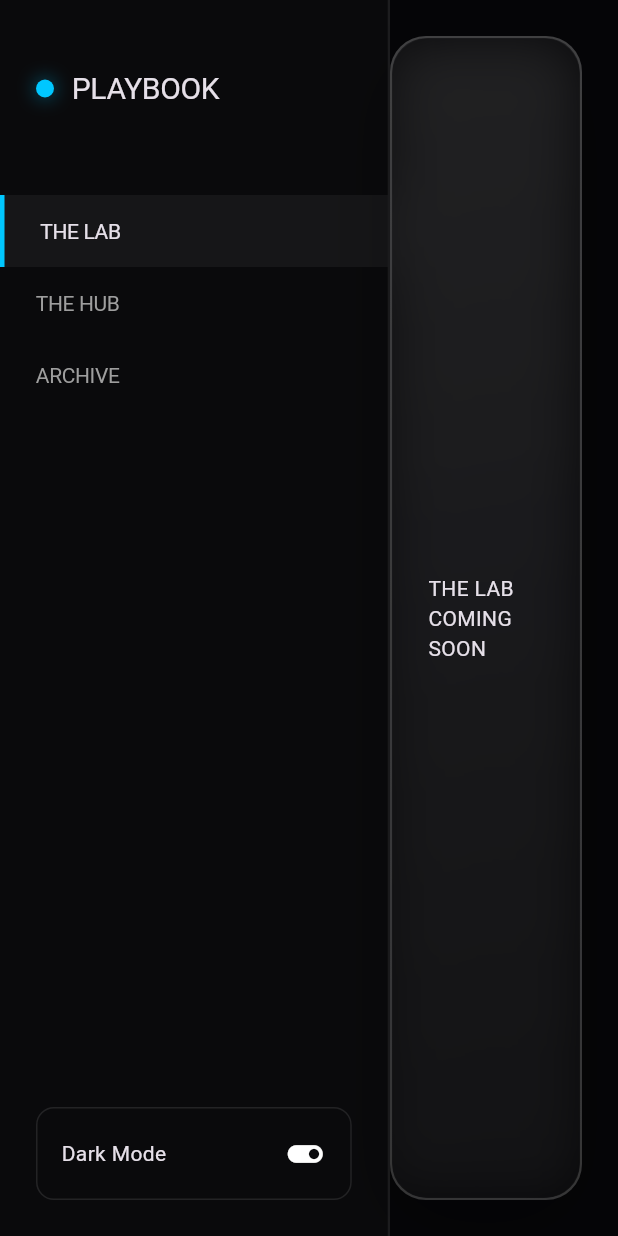
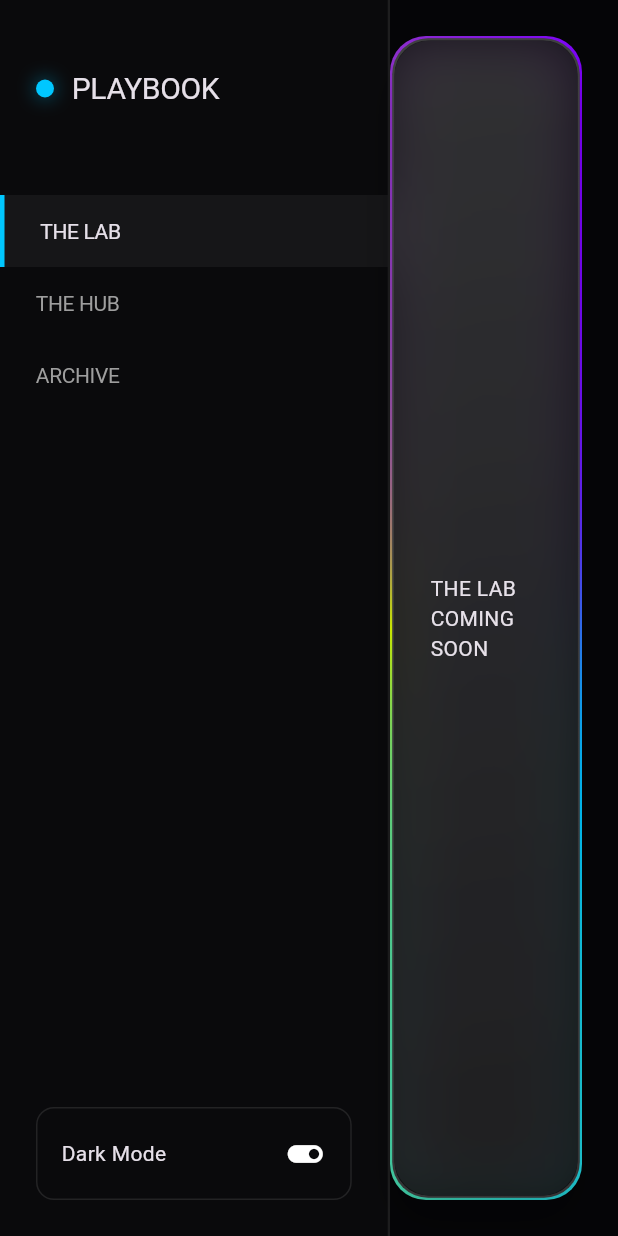
Before and after one commit to verishimoto/listinglens-paas, a Flutter app: the screen it shows after launch, on a phone screen of 412 x 824 dp. Run offline on Flutter 3.47's test engine with Material 3 defaults, Android fonts, the phone set to English and light mode, and no system bars; our stand-ins replace cloud_firestore, cross_file, firebase_auth, firebase_core, flutter_riverpod, google_fonts and 2 more; missing offline and left inert: desktop_drop; accounts and stored records are empty.

Commit message:
Gemini AutoSave: 2026-01-28 11:08:17

```diff
--- a/lib/features/epsilon_shell.dart
+++ b/lib/features/epsilon_shell.dart
@@ -1,10 +1,10 @@
-import 'dart:ui';
 import 'package:flutter/material.dart';
 import 'package:listing_lens_paas/theme/app_colors.dart';
-import 'package:listing_lens_paas/features/lab/the_lab.dart';
+
 import 'package:listing_lens_paas/features/hub/the_hub.dart';
 import 'package:listing_lens_paas/features/shared/visual_flux/liquid_glass_card.dart';
 import 'package:listing_lens_paas/features/shared/visual_flux/refractive_cursor_wrapper.dart';
+import 'package:listing_lens_paas/features/shared/visual_flux/iridescent_border.dart';
 
 // --- SOLID FUSION SHELL (Lighter, Web-Optimized) ---
 class EpsilonShell extends StatefulWidget {
@@ -43,9 +43,10 @@ class _EpsilonShellState extends State<EpsilonShell> {
     return Container(
       width: 260,
       decoration: BoxDecoration(
-        color: const Color(0xFF0A0A0C).withOpacity(0.9),
+        color: const Color(0xFF0A0A0C).withValues(alpha: 0.9),
         border: Border(
-          right: BorderSide(color: Colors.white.withOpacity(0.08), width: 1.5),
+          right: BorderSide(
+              color: Colors.white.withValues(alpha: 0.08), width: 1.5),
         ),
       ),
       child: Column(
@@ -65,7 +66,7 @@ class _EpsilonShellState extends State<EpsilonShell> {
                       shape: BoxShape.circle,
                       boxShadow: [
                         BoxShadow(
-                            color: AppColors.leverage2.withOpacity(0.5),
+                            color: AppColors.leverage2.withValues(alpha: 0.5),
                             blurRadius: 10)
                       ]),
                 ),
@@ -91,7 +92,7 @@ class _EpsilonShellState extends State<EpsilonShell> {
             margin: const EdgeInsets.all(24),
             padding: const EdgeInsets.all(16),
             decoration: BoxDecoration(
-              border: Border.all(color: Colors.white.withOpacity(0.1)),
+              border: Border.all(color: Colors.white.withValues(alpha: 0.1)),
               borderRadius: BorderRadius.circular(12),
             ),
             child: Row(
@@ -119,7 +120,9 @@ class _EpsilonShellState extends State<EpsilonShell> {
           border: active
               ? Border(left: BorderSide(color: AppColors.leverage2, width: 3))
               : null,
-          color: active ? Colors.white.withOpacity(0.05) : Colors.transparent,
+          color: active
+              ? Colors.white.withValues(alpha: 0.05)
+              : Colors.transparent,
         ),
         child: Text(
           label.toUpperCase(),
@@ -159,8 +162,13 @@ class _EpsilonShellState extends State<EpsilonShell> {
 
     return Padding(
       padding: const EdgeInsets.fromLTRB(0, 24, 24, 24),
-      child: LiquidGlassCard(
-        child: content,
+      // MOCK: Integration of the full "Visual Flux" stack
+      // 1. Iridescent Border (Outer Shell)
+      // 2. Liquid Glass Card (Inner Physics)
+      child: IridescentBorder(
+        child: LiquidGlassCard(
+          child: content,
+        ),
       ),
     );
   }
--- /dev/null
+++ b/lib/features/shared/visual_flux/iridescent_border.dart
@@ -0,0 +1,76 @@
+import 'package:flutter/material.dart';
+import 'package:listing_lens_paas/theme/app_colors.dart';
+import 'dart:math' as math;
+
+class IridescentBorder extends StatefulWidget {
+  final Widget child;
+  final double borderWidth;
+  final BorderRadius borderRadius;
+
+  const IridescentBorder({
+    super.key,
+    required this.child,
+    this.borderWidth = 1.5,
+    this.borderRadius = const BorderRadius.all(Radius.circular(24)),
+  });
+
+  @override
+  State<IridescentBorder> createState() => _IridescentBorderState();
+}
+
+class _IridescentBorderState extends State<IridescentBorder>
+    with SingleTickerProviderStateMixin {
+  late AnimationController _controller;
+
+  @override
+  void initState() {
+    super.initState();
+    _controller = AnimationController(
+      vsync: this,
+      duration: const Duration(seconds: 10), // Slow, breathing rotation
+    )..repeat();
+  }
+
+  @override
+  void dispose() {
+    _controller.dispose();
+    super.dispose();
+  }
+
+  @override
+  Widget build(BuildContext context) {
+    return AnimatedBuilder(
+      animation: _controller,
+      builder: (context, child) {
+        return Container(
+          decoration: BoxDecoration(
+            borderRadius: widget.borderRadius,
+            gradient: SweepGradient(
+              center: Alignment.center,
+              startAngle: 0.0,
+              endAngle: math.pi * 2,
+              colors: const [
+                Color(0xFF7E00FF), // Opal Purple (Leverage 1)
+                Color(0xFF00C7FF), // Opal Cyan (Leverage 2)
+                Color(0xFFDCFF00), // Opal Pink/Yellow shift (Leverage 5)
+                Color(0xFF7E00FF), // Loop back to Purple
+              ],
+              stops: const [0.0, 0.4, 0.7, 1.0],
+              transform: GradientRotation(_controller.value * 2 * math.pi),
+            ),
+          ),
+          padding: EdgeInsets.all(widget.borderWidth),
+          child: Container(
+            decoration: BoxDecoration(
+              color: const Color(
+                  0xFF050507), // Match Void background to mask the fill
+              borderRadius: widget.borderRadius,
+            ),
+            child: widget.child,
+          ),
+        );
+      },
+      child: widget.child,
+    );
+  }
+}
--- a/lib/features/shared/visual_flux/liquid_glass_card.dart
+++ b/lib/features/shared/visual_flux/liquid_glass_card.dart
@@ -37,10 +37,12 @@ class _LiquidGlassCardState extends State<LiquidGlassCard>
       reverseDuration: const Duration(milliseconds: 150),
     );
 
+    // Hydration Physics: Scale 1.02 (Pressure)
     _scaleAnimation = Tween<double>(begin: 1.0, end: 1.02).animate(
       CurvedAnimation(parent: _controller, curve: Curves.easeOutCubic),
     );
 
+    // Hydration Physics: Lift -4.0 (Buoyancy)
     _liftAnimation = Tween<double>(begin: 0.0, end: -4.0).animate(
       CurvedAnimation(parent: _controller, curve: Curves.easeOutCubic),
     );
@@ -66,21 +68,16 @@ class _LiquidGlassCardState extends State<LiquidGlassCard>
 
   @override
   Widget build(BuildContext context) {
-    // VISUAL TOKENS from Whisperer Deck Recon
-    final Color borderColor = _isHovering
-        ? Colors.white.withValues(alpha: 0.35)
-        : Colors.white.withValues(alpha: 0.15);
-
+    // VISUAL FLUX TOKENS
     // The Deep Purple Glow found in recon: rgba(168,85,247,0.15)
-    // AppColors.leverage1 is 0xFF7E00FF (Indigo). We approximate the recon purple.
+    // AppColors.leverage1 is 0xFF7E00FF (Indigo).
     final Color glowColor =
-        AppColors.leverage1.withValues(alpha: _isHovering ? 0.25 : 0.0);
+        AppColors.leverage1.withValues(alpha: _isHovering ? 0.3 : 0.0);
 
     return MouseRegion(
       onEnter: _onEnter,
       onExit: _onExit,
-      cursor: SystemMouseCursors
-          .click, // Will be overridden by custom cursor logic later
+      cursor: SystemMouseCursors.click,
       child: GestureDetector(
         onTap: widget.onTap,
         child: AnimatedBuilder(
@@ -95,7 +92,13 @@ class _LiquidGlassCardState extends State<LiquidGlassCard>
                   height: widget.height,
                   decoration: BoxDecoration(
                     borderRadius: BorderRadius.circular(24),
-                    border: Border.all(color: borderColor, width: 1.5),
+                    // Iridescent Border (Simulated via simple border for now,
+                    // full gradient implementation would require CustomPainter)
+                    border: Border.all(
+                        color: _isHovering
+                            ? Colors.white.withValues(alpha: 0.5)
+                            : Colors.white.withValues(alpha: 0.15),
+                        width: 1.5),
                     // Glass Background Gradient
                     gradient: LinearGradient(
                       begin: Alignment.topLeft,
@@ -106,10 +109,11 @@ class _LiquidGlassCardState extends State<LiquidGlassCard>
                       ],
                     ),
                     boxShadow: [
-                      // Deep Ambient Shadow
+                      // Deep Ambient Shadow (Hydrated Depth)
                       BoxShadow(
-                        color: Colors.black.withValues(alpha: 0.2),
-                        blurRadius: 48,
+                        color: Colors.black
+                            .withValues(alpha: _isHovering ? 0.4 : 0.2),
+                        blurRadius: _isHovering ? 48 : 24,
                         offset: const Offset(0, 16),
                       ),
                       // Iridescent Glow (Reactive)
@@ -122,18 +126,53 @@ class _LiquidGlassCardState extends State<LiquidGlassCard>
                   ),
                   child: ClipRRect(
                     borderRadius: BorderRadius.circular(24),
-                    child: BackdropFilter(
-                      // "Liquid" Blur + Saturation
+                    child: Stack(
+                      children: [
+                        // 1. Backdrop Filter (The Liquid)
+                        BackdropFilter(
                           filter: ImageFilter.compose(
                             outer: ImageFilter.blur(sigmaX: 20, sigmaY: 20),
-                        inner: ColorFilter.mode(
-                            Colors.white.withValues(alpha: 0.1),
-                            BlendMode.overlay), // Saturation hack
+                            inner: ColorFilter.matrix([
+                              // Saturation matrix (approx 1.5x)
+                              1.5, 0, 0, 0, 0,
+                              0, 1.5, 0, 0, 0,
+                              0, 0, 1.5, 0, 0,
+                              0, 0, 0, 1, 0,
+                            ]),
                           ),
-                      child: Padding(
+                          child: Container(
+                            foregroundDecoration: BoxDecoration(
+                              color: Colors.white.withValues(alpha: 0.02),
+                            ),
                             padding: const EdgeInsets.all(24.0),
                             child: widget.child,
                           ),
+                        ),
+
+                        // 2. REFRACTION GLARE (The Sheen)
+                        // A subtle white gradient that washes over the surface on hover
+                        if (_isHovering)
+                          Positioned.fill(
+                            child: IgnorePointer(
+                              child: AnimatedContainer(
+                                duration: const Duration(milliseconds: 500),
+                                curve: Curves.easeOut,
+                                decoration: BoxDecoration(
+                                  gradient: LinearGradient(
+                                    begin: Alignment.topLeft,
+                                    end: Alignment.bottomRight,
+                                    colors: [
+                                      Colors.white.withValues(alpha: 0.2),
+                                      Colors.transparent,
+                                      Colors.transparent,
+                                    ],
+                                    stops: const [0.0, 0.4, 1.0],
+                                  ),
+                                ),
+                              ),
+                            ),
+                          ),
+                      ],
                     ),
                   ),
                 ),
--- a/lib/features/shared/visual_flux/refractive_cursor_wrapper.dart
+++ b/lib/features/shared/visual_flux/refractive_cursor_wrapper.dart
@@ -53,32 +53,39 @@ class _RefractiveCursorWrapperState extends State<RefractiveCursorWrapper> {
                 final double size = isHovering ? 28.0 : 14.0;
                 final double offset = size / 2;
 
-                return Positioned(
+                return AnimatedPositioned(
+                  duration:
+                      const Duration(milliseconds: 100), // "Mass" lag of 100ms
+                  curve: Curves.easeOutCubic,
                   left: _position.dx - offset,
                   top: _position.dy - offset,
                   child: IgnorePointer(
-                    child: AnimatedContainer(
-                      duration: const Duration(milliseconds: 150),
-                      curve: Curves.easeOutCubic,
+                    child: Container(
                       width: size,
                       height: size,
                       decoration: BoxDecoration(
                         shape: BoxShape.circle,
-                        color: Colors.white.withValues(alpha: 0.6),
+                        color: Colors.white, // Pure light source
                         boxShadow: [
                           if (isHovering)
                             BoxShadow(
-                              color: AppColors.leverage1.withValues(alpha: 0.4),
-                              blurRadius: 16,
-                              spreadRadius: 2,
+                              color: AppColors.leverage1.withValues(alpha: 0.5),
+                              blurRadius: 24,
+                              spreadRadius: 4,
                             ),
-                          // Subtle inner glow for refraction feel
+                          // Core "Photon" Glow
                           BoxShadow(
                             color: Colors.white.withValues(alpha: 0.8),
-                            blurRadius: 4,
-                            spreadRadius: -2,
+                            blurRadius: 8,
+                            spreadRadius: 1,
                           ),
                         ],
+                      ),
+                      // "Photon" Blend Mode: Interacts with surface like light
+                      foregroundDecoration: BoxDecoration(
+                        shape: BoxShape.circle,
+                        backgroundBlendMode: BlendMode.overlay,
+                        color: Colors.white.withValues(alpha: 0.5),
                       ),
                     ),
                   ),
```
Lines whose indentation alone changed are shown as unchanged.
